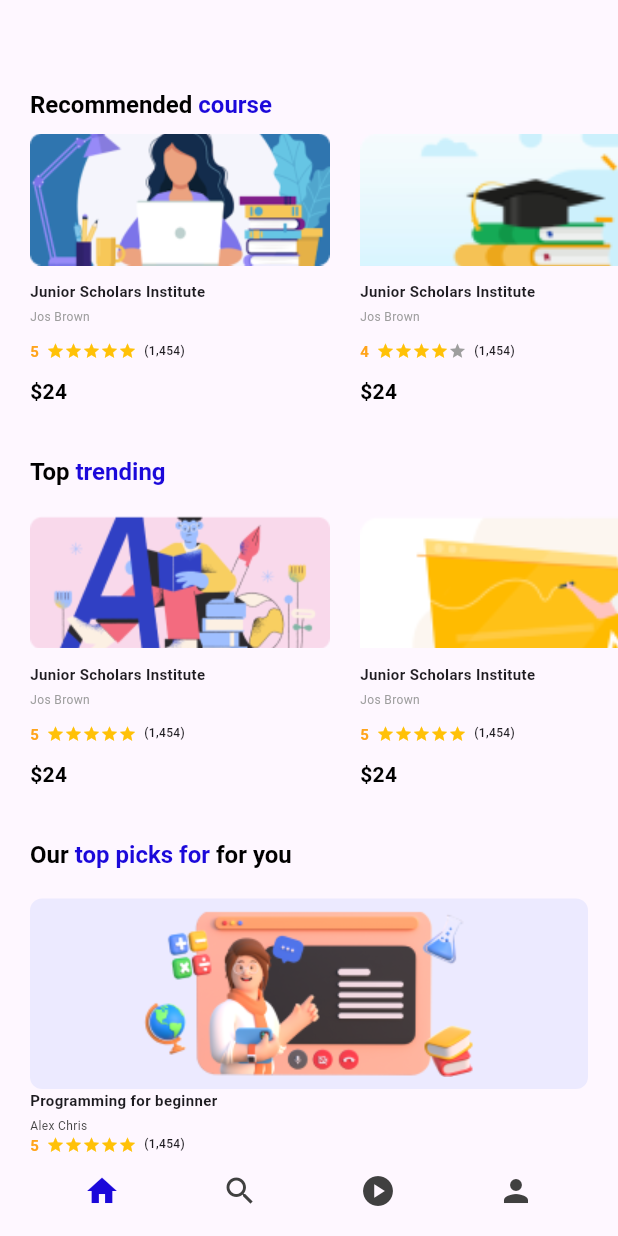
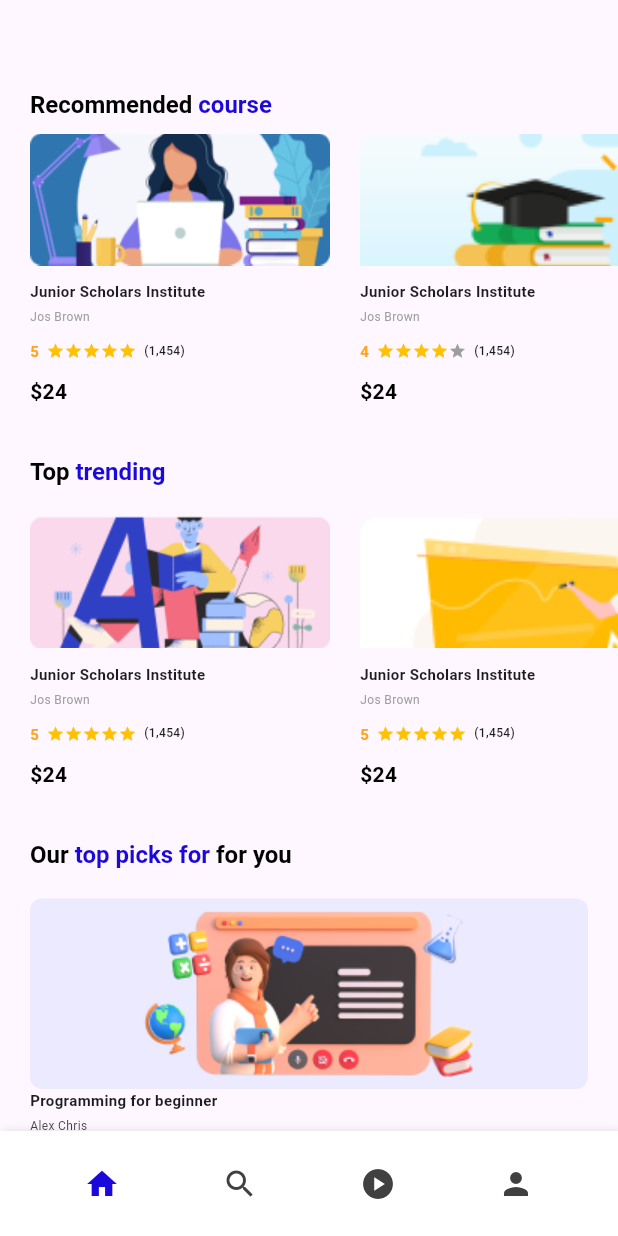
Before and after one commit to obidkhandev/homework---14-UI, a Flutter app: the RecommendedScreenUi13 screen opened directly, on a phone screen of 412 x 824 dp. Run offline on Flutter 3.47's test engine with Material 3 defaults, Android fonts, the phone set to English and light mode, and no system bars; our stand-ins replace fl_chart, flutter_svg.

Commit message:
fixed cosnt widgets

```diff
--- a/lib/main.dart
+++ b/lib/main.dart
@@ -41,7 +41,7 @@ class _MyHomePageState extends State<MyHomePage> {
   Widget build(BuildContext context) {
     List<Widget> screens = [
       const HomePageUi1(),
-      const DetailPageUi_1(),
+      const DetailPageUi1(),
       const HomePageUi_2(),
       const MyAppUi_3(),
       const MyAppUi7(),
--- a/lib/ui_1/screens/detail_page.dart
+++ b/lib/ui_1/screens/detail_page.dart
@@ -4,8 +4,8 @@ import 'package:modul_4_homework_obidxon/ui_1/constants.dart';
 import 'package:modul_4_homework_obidxon/ui_1/widget/bestseller.dart';
 import 'package:modul_4_homework_obidxon/ui_1/widget/course_content.dart';
 
-class DetailPageUi_1 extends StatelessWidget {
-  const DetailPageUi_1({super.key});
+class DetailPageUi1 extends StatelessWidget {
+  const DetailPageUi1({super.key});
 
   @override
   Widget build(BuildContext context) {
--- a/lib/ui_12/widget/bottom_nav_bar.dart
+++ b/lib/ui_12/widget/bottom_nav_bar.dart
@@ -10,7 +10,7 @@ class BottomNavBar extends StatelessWidget {
   @override
   Widget build(BuildContext context) {
     return Container(
-      margin: EdgeInsets.only(left: 12, right: 12),
+      margin: const EdgeInsets.only(left: 12, right: 12),
       height: 65,
       width: double.infinity,
       decoration: BoxDecoration(
--- a/lib/ui_13/screens/recommended_screen.dart
+++ b/lib/ui_13/screens/recommended_screen.dart
@@ -1,6 +1,7 @@
 import 'package:flutter/material.dart';
 import 'package:modul_4_homework_obidxon/ui_13/constants.dart';
 import 'package:modul_4_homework_obidxon/ui_13/widget/recomemded_card.dart';
+import 'package:modul_4_homework_obidxon/ui_13/widget/rich_text.dart';
 
 class RecommendedScreenUi13 extends StatelessWidget {
   const RecommendedScreenUi13({super.key});
@@ -9,15 +10,47 @@ class RecommendedScreenUi13 extends StatelessWidget {
   Widget build(BuildContext context) {
     return Scaffold(
       bottomNavigationBar: Container(
-        height: 60,
+        height: 70,
         width: double.infinity,
+        decoration: const BoxDecoration(color: Colors.white, boxShadow: [
+          BoxShadow(
+            offset: Offset(2, 0),
+            blurRadius: 4,
+            color: Color.fromRGBO(0, 0, 0, 0.12)
+          ),
+        ]),
         child: Row(
           mainAxisAlignment: MainAxisAlignment.spaceEvenly,
           children: [
-            IconButton(onPressed: (){}, icon: Icon(Icons.home,color: kPrimaryColorUi13,),),
-            IconButton(onPressed: (){}, icon: Icon(Icons.search,color: Color.fromRGBO(64, 64, 64, 1),),),
-            IconButton(onPressed: (){}, icon: Icon(Icons.play_circle,color: Color.fromRGBO(64, 64, 64, 1),),),
-            IconButton(onPressed: (){}, icon: Icon(Icons.person,color: Color.fromRGBO(64, 64, 64, 1),),),
+            IconButton(
+              onPressed: () {},
+              icon: const Icon(
+                Icons.home,
+                color: kPrimaryColorUi13,
+              ),
+            ),
+            IconButton(
+              onPressed: () {},
+              icon: const Icon(
+                Icons.search,
+                color: Color.fromRGBO(64, 64, 64, 1),
+                // size: 24,
+              ),
+            ),
+            IconButton(
+              onPressed: () {},
+              icon: const Icon(
+                Icons.play_circle,
+                color: Color.fromRGBO(64, 64, 64, 1),
+              ),
+            ),
+            IconButton(
+              onPressed: () {},
+              icon: const Icon(
+                Icons.person,
+                color: Color.fromRGBO(64, 64, 64, 1),
+              ),
+            ),
           ],
         ),
       ),
@@ -33,9 +66,7 @@ class RecommendedScreenUi13 extends StatelessWidget {
               firstText: 'Recommended ',
               secondText: 'course ',
             ),
-            const SizedBox(
-              height: 10
-            ),
+            const SizedBox(height: 10),
             SizedBox(
               height: 186,
               width: double.infinity,
@@ -58,9 +89,9 @@ class RecommendedScreenUi13 extends StatelessWidget {
                 ],
               ),
             ),
-            SizedBox(height: 30),
-            MyRichText(firstText: 'Top ', secondText: 'trending '),
-            SizedBox(height: 20),
+            const SizedBox(height: 30),
+            const MyRichText(firstText: 'Top ', secondText: 'trending '),
+            const SizedBox(height: 20),
             SizedBox(
               height: 186,
               width: double.infinity,
@@ -83,11 +114,11 @@ class RecommendedScreenUi13 extends StatelessWidget {
                 ],
               ),
             ),
-            SizedBox(
+            const SizedBox(
               height: 30,
             ),
             RichText(
-              text: TextSpan(
+              text: const TextSpan(
                 style: TextStyle(
                     color: Colors.black,
                     fontWeight: FontWeight.w600,
@@ -102,30 +133,30 @@ class RecommendedScreenUi13 extends StatelessWidget {
                 ],
               ),
             ),
-            SizedBox(
+            const SizedBox(
               height: 20,
             ),
             Container(
               alignment: Alignment.center,
-              margin: EdgeInsets.only(right: 20),
+              margin: const EdgeInsets.only(right: 20),
               height: 127,
               width: double.infinity,
               decoration: BoxDecoration(
-                color: Color.fromRGBO(236, 234, 255, 1),
+                color: const Color.fromRGBO(236, 234, 255, 1),
                 borderRadius: BorderRadius.circular(8),
-                image: DecorationImage(
+                image: const DecorationImage(
                   image: AssetImage('assets/ui_13/images/course-img (6).png'),
                 ),
               ),
             ),
-            Text(
+            const Text(
               'Programming for beginner',
               style: TextStyle(fontSize: 10, fontWeight: FontWeight.w600),
             ),
-            SizedBox(
-              height: 5,
+            const SizedBox(
+              height: 5
             ),
-            Text(
+            const Text(
               'Alex Chris',
               style: TextStyle(
                 fontSize: 8,
@@ -135,61 +166,36 @@ class RecommendedScreenUi13 extends StatelessWidget {
             ),
             Row(
               children: [
-                Text(
+                const Text(
                   '5',
                   style: TextStyle(
                       color: Color.fromRGBO(255, 164, 27, 1),
                       fontWeight: FontWeight.w600,
                       fontSize: 10),
                 ),
-                SizedBox(
-                  width: 5,
+                const SizedBox(
+                  width: 5
                 ),
                 for (int i = 0; i < 5; i++)
-                  Icon(
+                  const Icon(
                     Icons.star,
                     color: Colors.amber,
                     size: 12,
                   ),
-                SizedBox(
+                const SizedBox(
                   width: 5,
                 ),
-                Text(
+                const Text(
                   '(1,454)',
                   style: TextStyle(fontWeight: FontWeight.w500, fontSize: 8),
                 ),
               ],
             ),
+          const SizedBox(height: 10,),
+          const Text('\$24',style: TextStyle(color: Colors.black,fontWeight: FontWeight.w600),),
           ],
         ),
       ),
     );
   }
 }
-
-class MyRichText extends StatelessWidget {
-  final String firstText;
-  final String secondText;
-  const MyRichText({
-    super.key,
-    required this.firstText,
-    required this.secondText,
-  });
-
-  @override
-  Widget build(BuildContext context) {
-    return RichText(
-      text: TextSpan(
-        style: TextStyle(
-            fontWeight: FontWeight.w600, fontSize: 16, color: Colors.black),
-        children: [
-          TextSpan(text: firstText),
-          TextSpan(
-            text: secondText,
-            style: TextStyle(color: kPrimaryColorUi13),
-          ),
-        ],
-      ),
-    );
-  }
-}
--- /dev/null
+++ b/lib/ui_13/widget/rich_text.dart
@@ -0,0 +1,29 @@
+import 'package:flutter/material.dart';
+import 'package:modul_4_homework_obidxon/ui_13/constants.dart';
+
+class MyRichText extends StatelessWidget {
+  final String firstText;
+  final String secondText;
+  const MyRichText({
+    super.key,
+    required this.firstText,
+    required this.secondText,
+  });
+
+  @override
+  Widget build(BuildContext context) {
+    return RichText(
+      text: TextSpan(
+        style: const TextStyle(
+            fontWeight: FontWeight.w600, fontSize: 16, color: Colors.black),
+        children: [
+          TextSpan(text: firstText),
+          TextSpan(
+            text: secondText,
+            style: TextStyle(color: kPrimaryColorUi13),
+          ),
+        ],
+      ),
+    );
+  }
+}
```
Also changed, not shown: lib/ui_12/screens/home_screens.dart (+9 -9 lines), lib/ui_12/screens/product_description.dart (+14 -14 lines), lib/ui_12/screens/search_page.dart (+5 -7 lines).
